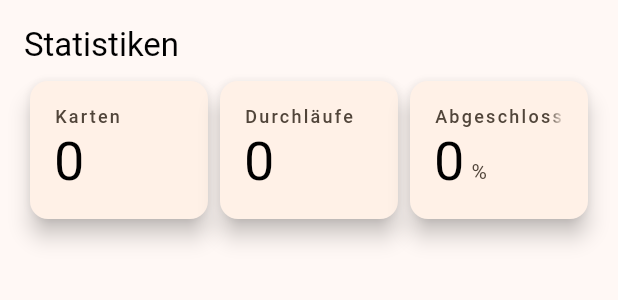
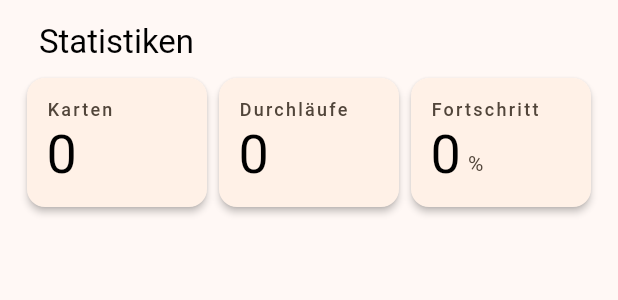
Before and after one commit to z3ttee/flutter-karteikarten-app, a Flutter app: the ModuleStatisticsSection widget shown alone on an empty page, opened directly with empty values, on a phone screen of 412 x 824 dp. Shown: the top 300 px of the screen. Run offline on Flutter 3.47's test engine with Material 2 defaults, Android fonts, the light colour scheme and no system bars; our stand-ins replace flutter_font_icons, go_router, shared_preferences; missing offline and left inert: universal_html; accounts and stored records are empty.

Commit message:
less unused space

```diff
--- a/lib/sections/moduleStatistics/moduleStatisticsSection.dart
+++ b/lib/sections/moduleStatistics/moduleStatisticsSection.dart
@@ -16,18 +16,18 @@ class ModuleStatisticsSection extends StatelessWidget {
   Widget build(BuildContext context) {
     return Container(
       width: double.infinity,
-      padding: const EdgeInsets.all(16),
+      padding: const EdgeInsets.all(14),
       child: Column(
         mainAxisAlignment: MainAxisAlignment.start,
         crossAxisAlignment: CrossAxisAlignment.start,
         children: [
-          Text("Statistiken", style: Theme.of(context).textTheme.titleLarge,),
+          Padding(padding: const EdgeInsets.symmetric(horizontal: 12), child: Text("Statistiken", style: Theme.of(context).textTheme.titleLarge,),),
           const SizedBox(height: 6,),
           Row(
             children: [
               Expanded(child: StatCard(title: "Karten", value: "${module.cards.length}")),
               Expanded(child: StatCard(title: "Durchläufe", value: "${module.iterations}")),
-              Expanded(child: StatCard(title: "Abgeschlossen", value: "${Calc.calcModuleProgress(module)}", unit: "%",)),
+              Expanded(child: StatCard(title: "Fortschritt", value: "${Calc.calcModuleProgress(module)}", unit: "%",)),
             ],
           )
         ],
--- a/lib/widgets/cards/statisticsCard.dart
+++ b/lib/widgets/cards/statisticsCard.dart
@@ -22,14 +22,14 @@ class StatCard extends StatelessWidget {
     return SizedBox(
       width: width,
       child: Card(
-        elevation: 6,
+        elevation: 2,
         child: Padding(
-          padding: const EdgeInsets.all(Constants.cardInnerPadding),
+          padding: const EdgeInsets.all(Constants.cardInnerPadding - 3),
           child: Column(
             mainAxisAlignment: MainAxisAlignment.start,
             crossAxisAlignment: CrossAxisAlignment.start,
             children: [
-              Text(title, overflow: TextOverflow.fade, maxLines: 1, softWrap: false, style: Theme.of(context).textTheme.labelMedium?.merge(TextStyle(color: Theme.of(context).colorScheme.onSurfaceVariant, letterSpacing: 1.5)),),
+              Text(title, overflow: TextOverflow.ellipsis, maxLines: 1, softWrap: false, style: Theme.of(context).textTheme.labelMedium?.merge(TextStyle(color: Theme.of(context).colorScheme.onSurfaceVariant, letterSpacing: 1.5)),),
               Row(
                 mainAxisAlignment: MainAxisAlignment.start,
                 crossAxisAlignment: CrossAxisAlignment.center,
```
